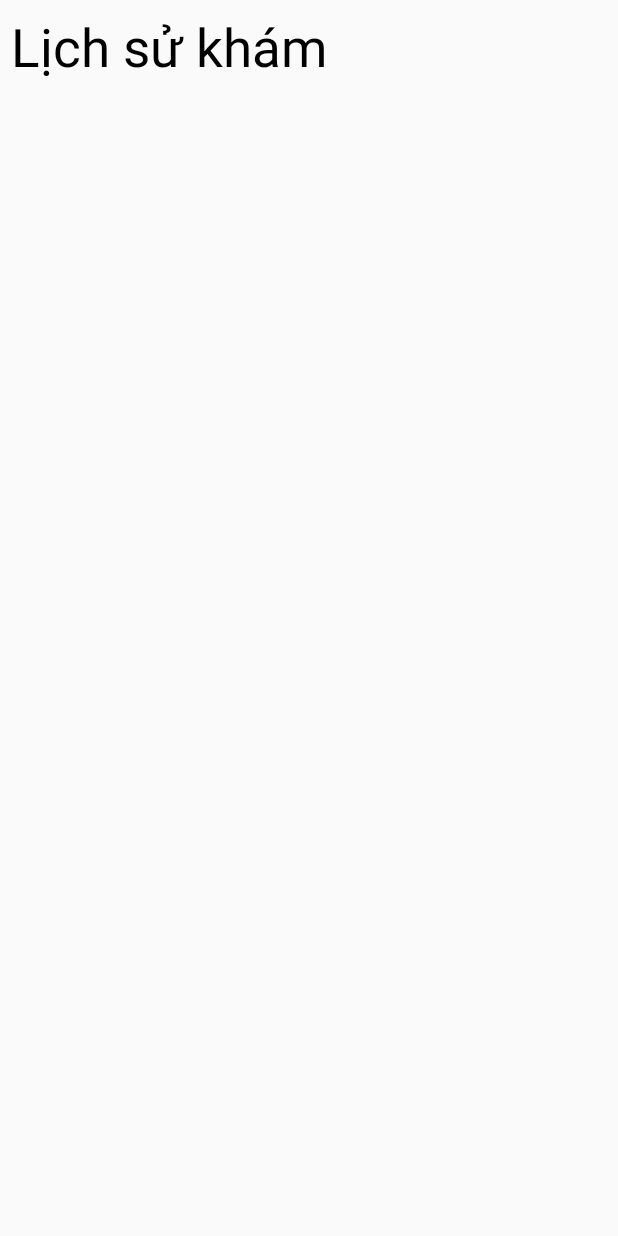
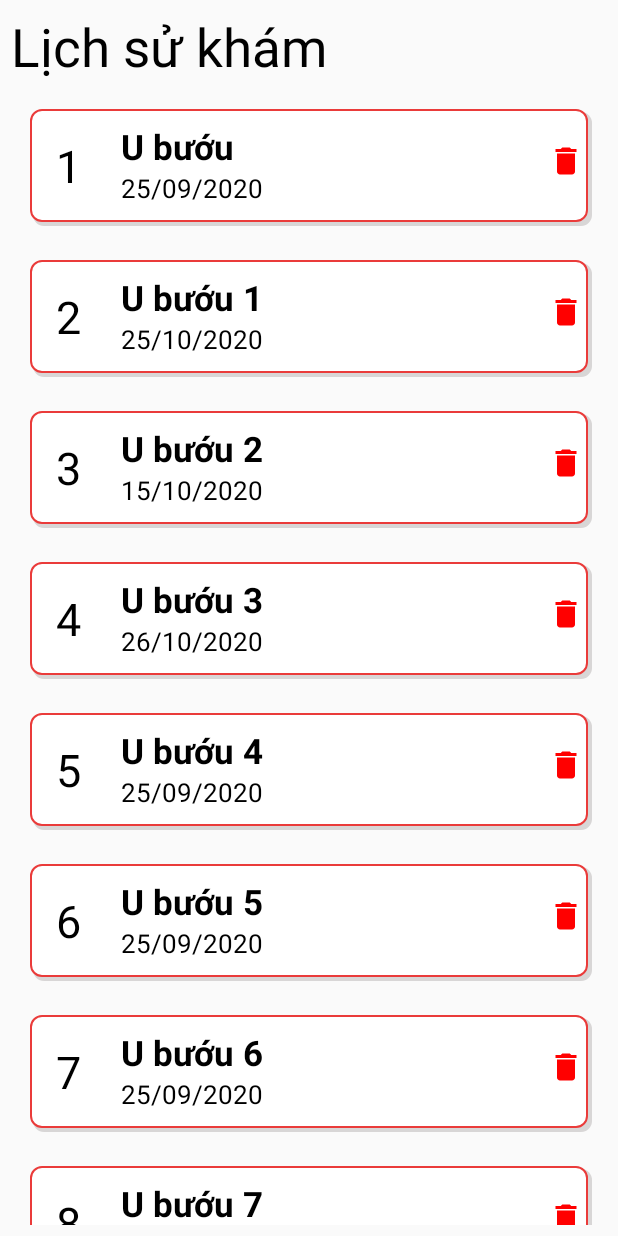
Before and after one commit to hblong1111/Do4Life, an Android app: the fragment HistoryFragment shown on its own in the app's theme, on a phone screen of 412 x 824 dp. Run offline under Robolectric (Android 15) with nearby library versions, the phone set to English and light mode, and no system bars.

Commit message:
fixscreenHistory

```diff
--- a/app/src/main/AndroidManifest.xml
+++ b/app/src/main/AndroidManifest.xml
@@ -29,17 +29,18 @@
         <activity
             android:name=".activity.HomeActivity"
             android:label="@string/title_activity_home"
-            android:theme="@style/AppTheme.NoActionBar"></activity>
-        <activity android:name=".activity.RegisterActivity" />
-        <activity android:name=".activity.LoginActivity" />
-        <activity android:name=".activity.SplashActivity">
+            android:theme="@style/AppTheme.NoActionBar">
             <intent-filter>
                 <action android:name="android.intent.action.MAIN" />
 
                 <category android:name="android.intent.category.LAUNCHER" />
             </intent-filter>
         </activity>
+        <activity android:name=".activity.RegisterActivity" />
+        <activity android:name=".activity.LoginActivity" />
+        <activity android:name=".activity.SplashActivity">
+
+        </activity>
         <activity android:name=".TestViewModelActivity" />
     </application>
-
 </manifest>
--- a/app/src/main/java/com/longhb/do4life/apdapter/HistoryAdapter.java
+++ b/app/src/main/java/com/longhb/do4life/apdapter/HistoryAdapter.java
@@ -35,23 +35,21 @@ public class HistoryAdapter extends RecyclerView.Adapter<HistoryAdapter.Recycler
     public void onBindViewHolder(@NonNull HistoryAdapter.RecyclerViewHolder holder, int position) {
         holder.tv_STT_his.setText(historyList.get(position).STT_history);
         holder.tv_Name_Exam.setText(historyList.get(position).name_Exam);
-        holder.tv_Day_Exam.setText(historyList.get(position).day_Exam);
+        holder.tv_Day_Exam.setText(historyList.get(position).day_history);
     }
 
     @Override
     public int getItemCount() {
-        return 0;
+        return historyList.size();
     }
 
     public class RecyclerViewHolder extends RecyclerView.ViewHolder {
         TextView tv_STT_his, tv_Name_Exam, tv_Day_Exam;
-        ImageButton btn_delete;
         public RecyclerViewHolder(@NonNull View itemView) {
             super(itemView);
             tv_STT_his=itemView.findViewById(R.id.tv_stt_history);
             tv_Name_Exam=itemView.findViewById(R.id.tv_faculty_history);
             tv_Day_Exam=itemView.findViewById(R.id.tv_day_history);
-            btn_delete=itemView.findViewById(R.id.delete_his);
         }
     }
 }
--- a/app/src/main/java/com/longhb/do4life/fragment/HistoryFragment.java
+++ b/app/src/main/java/com/longhb/do4life/fragment/HistoryFragment.java
@@ -26,29 +26,27 @@ public class HistoryFragment extends Fragment {
     @Override
     public View onCreateView(@NonNull LayoutInflater inflater, @Nullable ViewGroup container,
                              @Nullable Bundle savedInstanceState) {
-        View view=inflater.inflate(R.layout.history_fragment, container, false);
-        rcv_history=view.findViewById(R.id.rcv_History);
-
+        View root=inflater.inflate(R.layout.history_fragment, container, false);
+        rcv_history=root.findViewById(R.id.rcv_History);
         ShowDataHis();
-        return  view;
-
+        return  root;
     }
     private  void ShowDataHis(){
-        ArrayList<HistoryExam> hisList=new ArrayList<>();
-        hisList.add(new HistoryExam("1", "U bướu", "25/09/2020"));
-        hisList.add(new HistoryExam("2", "U bướu 1", "25/10/2020"));
-        hisList.add(new HistoryExam("3", "U bướu 2", "15/10/2020"));
-        hisList.add(new HistoryExam("4", "U bướu 3", "26/10/2020"));
-        hisList.add(new HistoryExam("5", "U bướu 4", "25/09/2020"));
-        hisList.add(new HistoryExam("6", "U bướu 5", "25/09/2020"));
-        hisList.add(new HistoryExam("7", "U bướu 6", "25/09/2020"));
-        hisList.add(new HistoryExam("8", "U bướu 7", "25/09/2020"));
-        hisList.add(new HistoryExam("9", "U bướu 8", "25/09/2020"));
-        hisList.add(new HistoryExam("10", "U bướu f", "25/09/2020"));
-        hisList.add(new HistoryExam("11", "U bướu a", "25/09/2020"));
-        hisList.add(new HistoryExam("12", "U bướu f", "25/09/2020"));
+        ArrayList<HistoryExam> historyList=new ArrayList<>();
+        historyList.add(new HistoryExam("1", "U bướu", "25/09/2020"));
+        historyList.add(new HistoryExam("2", "U bướu 1", "25/10/2020"));
+        historyList.add(new HistoryExam("3", "U bướu 2", "15/10/2020"));
+        historyList.add(new HistoryExam("4", "U bướu 3", "26/10/2020"));
+        historyList.add(new HistoryExam("5", "U bướu 4", "25/09/2020"));
+        historyList.add(new HistoryExam("6", "U bướu 5", "25/09/2020"));
+        historyList.add(new HistoryExam("7", "U bướu 6", "25/09/2020"));
+        historyList.add(new HistoryExam("8", "U bướu 7", "25/09/2020"));
+        historyList.add(new HistoryExam("9", "U bướu 8", "25/09/2020"));
+        historyList.add(new HistoryExam("10", "U bướu f", "25/09/2020"));
+        historyList.add(new HistoryExam("11", "U bướu a", "25/09/2020"));
+        historyList.add(new HistoryExam("12", "U bướu f", "25/09/2020"));
 
-        historyAdapter=new HistoryAdapter(hisList, getContext());
+        historyAdapter=new HistoryAdapter(historyList, getContext());
         LinearLayoutManager layoutManager=new LinearLayoutManager(getContext());
         rcv_history.setAdapter(historyAdapter);
         rcv_history.setLayoutManager(layoutManager);
--- a/app/src/main/java/com/longhb/do4life/model/HistoryExam.java
+++ b/app/src/main/java/com/longhb/do4life/model/HistoryExam.java
@@ -10,16 +10,15 @@ public class HistoryExam {
     @SerializedName("Name_Exam")
     @Expose
     public String name_Exam;
-    @SerializedName("Day_Exam")
+    @SerializedName("Day_History")
     @Expose
-    public String day_Exam;
+    public String day_history;
 
-    public HistoryExam(String STT_history, String name_Exam, String day_Exam) {
+    public HistoryExam(String STT_history, String name_Exam, String day_history) {
         this.STT_history = STT_history;
         this.name_Exam = name_Exam;
-        this.day_Exam = day_Exam;
+        this.day_history = day_history;
     }
-
     public HistoryExam() {
     }
 }
--- a/app/src/main/res/layout/item_exam_schedule.xml
+++ b/app/src/main/res/layout/item_exam_schedule.xml
@@ -17,7 +17,7 @@
         android:orientation="vertical"
         android:layout_gravity="center"
         android:paddingLeft="10dp"
-        android:layout_width="match_parent"
+        android:layout_width="wrap_content"
         android:layout_height="wrap_content">
         <TextView
             android:id="@+id/tv_Name_exam"
@@ -34,5 +34,6 @@
             android:text="@string/tv_birthday"
             android:textSize="17dp"
             android:textColor="#000" />
+
     </LinearLayout>
 </LinearLayout>
```
